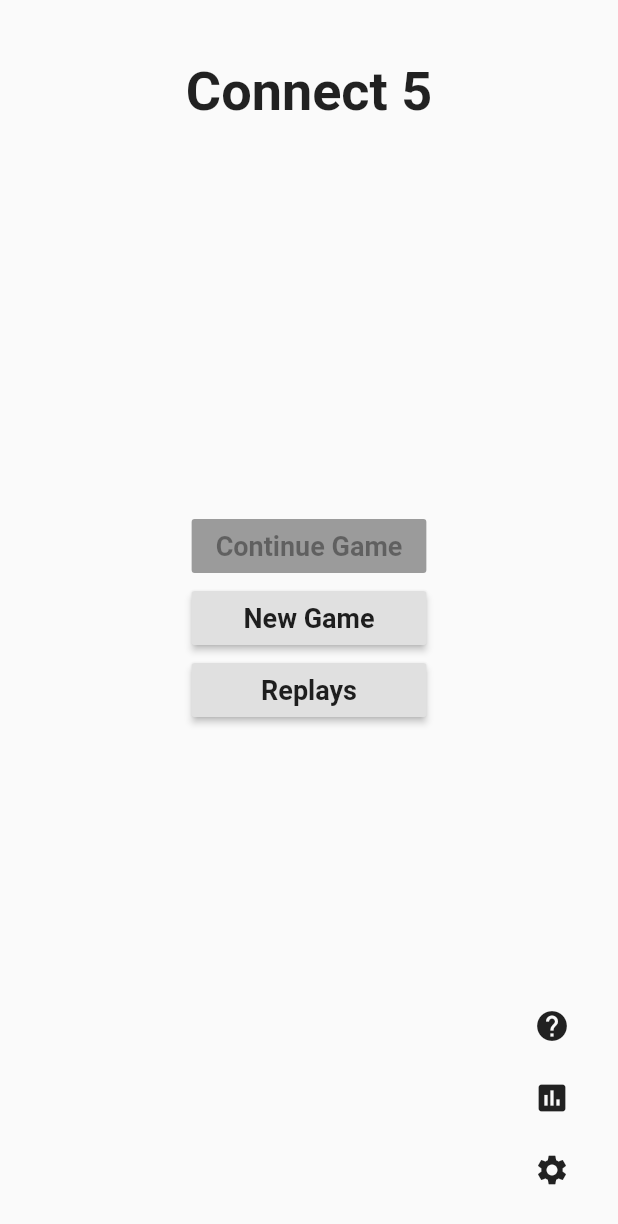
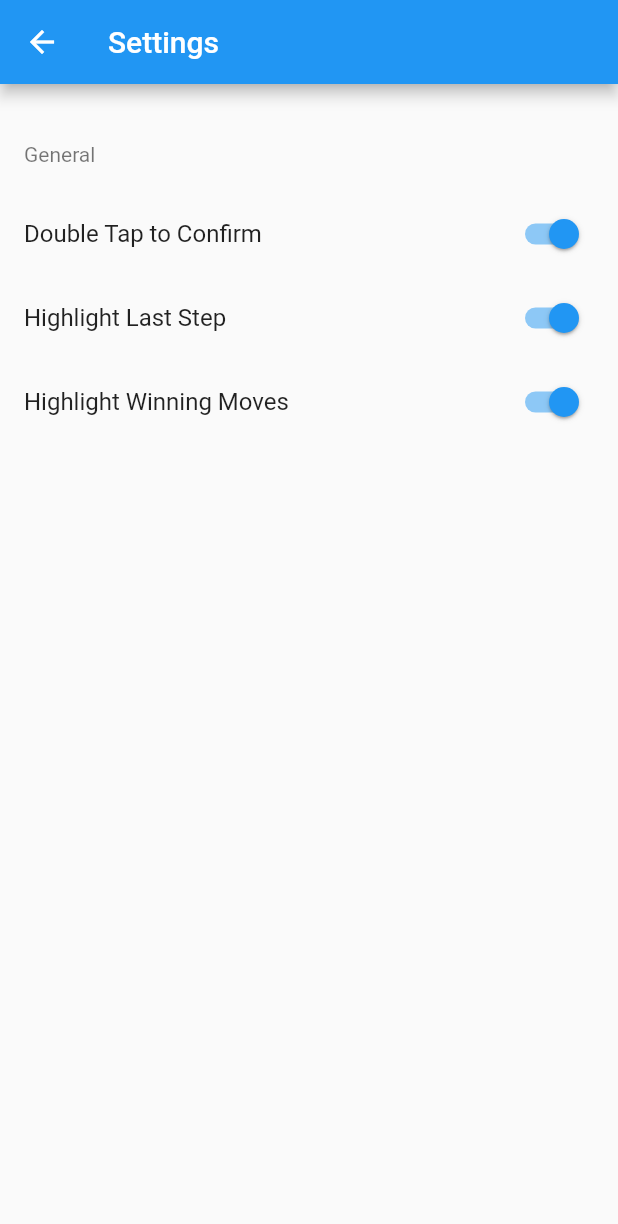
Before and after one commit to PeterKeDer/connect-5-flutter, a Flutter app: the screen it shows after launch, after a tap on the "settings" icon, on a phone screen of 412 x 824 dp. Shown: the top 1224 px of the screen. Run offline on Flutter 3.47's test engine with Material 2 defaults, Android fonts, the phone set to English and light mode, and no system bars; our stand-ins replace shared_preferences.

Commit message:
Add settings manager and settings page

```diff
--- /dev/null
+++ b/lib/helpers/settings_manager.dart
@@ -0,0 +1,61 @@
+import 'package:flutter/foundation.dart';
+import 'package:shared_preferences/shared_preferences.dart';
+
+class SettingsManager extends ChangeNotifier {
+  static const DOUBLE_TAP_CONFIRM_KEY = 'DOUBLE_TAP_CONFIRM_KEY';
+  static const HIGHLIGHT_LAST_STEP_KEY = 'HIGHLIGHT_LAST_STEP_KEY';
+  static const HIGHLIGHT_WINNING_MOVES_KEY = 'HIGHLIGHT_WINNING_MOVES_KEY';
+
+  SharedPreferences preferences;
+
+  bool isLoaded = false;
+
+  SettingsManager() {
+    SharedPreferences.getInstance().then(_initialize);
+  }
+
+  void _initialize(SharedPreferences preferences) {
+    this.preferences = preferences;
+    isLoaded = true;
+
+    _shouldDoubleTapConfirm = preferences.getBool(DOUBLE_TAP_CONFIRM_KEY) ?? true;
+    _shouldHighlightLastStep = preferences.getBool(HIGHLIGHT_LAST_STEP_KEY) ?? true;
+    _shouldHighlightWinningMoves = preferences.getBool(HIGHLIGHT_WINNING_MOVES_KEY) ?? true;
+
+    notifyListeners();
+  }
+
+  bool _shouldDoubleTapConfirm = true;
+
+  bool get shouldDoubleTapConfirm => _shouldDoubleTapConfirm;
+
+  set shouldDoubleTapConfirm(bool value) {
+    _shouldDoubleTapConfirm = value;
+    preferences.setBool(DOUBLE_TAP_CONFIRM_KEY, value);
+    notifyListeners();
+  }
+
+  bool _shouldHighlightLastStep = true;
+
+  bool get shouldHighlightLastStep {
+    return true;
+  }
+
+  set shouldHighlightLastStep(bool value) {
+    _shouldHighlightLastStep = value;
+    preferences.setBool(HIGHLIGHT_LAST_STEP_KEY, value);
+    notifyListeners();
+  }
+
+  bool _shouldHighlightWinningMoves = true;
+
+  bool get shouldHighlightWinningMoves {
+    return _shouldHighlightWinningMoves;
+  }
+
+  set shouldHighlightWinningMoves(bool value) {
+    _shouldHighlightWinningMoves = value;
+    preferences.setBool(HIGHLIGHT_WINNING_MOVES_KEY, value);
+    notifyListeners();
+  }
+}
--- a/lib/main.dart
+++ b/lib/main.dart
@@ -1,3 +1,4 @@
+import 'package:connect_5/helpers/settings_manager.dart';
 import 'package:connect_5/helpers/storage_manager.dart';
 import 'package:connect_5/pages/start_page.dart';
 import 'package:flutter/material.dart';
@@ -12,8 +13,11 @@ class Connect5App extends StatelessWidget {
   Widget build(BuildContext context) {
     SystemChrome.setEnabledSystemUIOverlays([]);
 
-    return ChangeNotifierProvider<GameStorageManager>.value(
-      value: GameStorageManager(),
+    return MultiProvider(
+      providers: [
+        ChangeNotifierProvider<GameStorageManager>.value(value: GameStorageManager()),
+        ChangeNotifierProvider<SettingsManager>.value(value: SettingsManager()),
+      ],
       child: MaterialApp(
         title: 'Connect 5',
         theme: ThemeData(
--- /dev/null
+++ b/lib/pages/settings_page.dart
@@ -0,0 +1,42 @@
+import 'package:connect_5/helpers/settings_manager.dart';
+import 'package:flutter/material.dart';
+import 'package:provider/provider.dart';
+
+class SettingsPage extends StatelessWidget {
+  @override
+  Widget build(BuildContext context) {
+    final settingsManager = Provider.of<SettingsManager>(context);
+
+    return Scaffold(
+      appBar: AppBar(
+        title: Text('Settings'),
+      ),
+      body: settingsManager.isLoaded
+        ? ListView(
+            children: <Widget>[
+              ListTile(
+                subtitle: Text('General'),
+              ),
+              SwitchListTile.adaptive(
+                value: settingsManager.shouldDoubleTapConfirm,
+                title: Text('Double Tap to Confirm'),
+                onChanged: (value) => settingsManager.shouldDoubleTapConfirm = value,
+              ),
+              SwitchListTile.adaptive(
+                value: settingsManager.shouldHighlightLastStep,
+                title: Text('Highlight Last Step'),
+                onChanged: (value) => settingsManager.shouldHighlightLastStep = value,
+              ),
+              SwitchListTile.adaptive(
+                value: settingsManager.shouldHighlightWinningMoves,
+                title: Text('Highlight Winning Moves'),
+                onChanged: (value) => settingsManager.shouldHighlightWinningMoves = value,
+              ),
+            ],
+          )
+        : Center(
+            child: Text('Loading Settings...'),
+          )
+    );
+  }
+}
--- a/lib/pages/start_page.dart
+++ b/lib/pages/start_page.dart
@@ -4,6 +4,7 @@ import 'package:connect_5/models/game.dart';
 import 'package:connect_5/models/game_mode.dart';
 import 'package:connect_5/pages/game_page.dart';
 import 'package:connect_5/pages/replays_page.dart';
+import 'package:connect_5/pages/settings_page.dart';
 import 'package:flutter/material.dart';
 import 'package:provider/provider.dart';
 
@@ -72,7 +73,12 @@ class _StartPageState extends State<StartPage> {
   }
 
   void _handleSettingsButtonTapped() {
-
+    Navigator.push(
+      context,
+      MaterialPageRoute(
+        builder: (_) => SettingsPage()
+      )
+    );
   }
 
   @override
--- a/pubspec.yaml
+++ b/pubspec.yaml
@@ -26,6 +26,7 @@ dependencies:
   provider: ^3.0.0
   path_provider: ^1.2.0
   intl: ^0.15.8
+  shared_preferences: ^0.5.3
 
 dev_dependencies:
   flutter_test:
```
Also changed, not shown: pubspec.lock, 1 other file.
